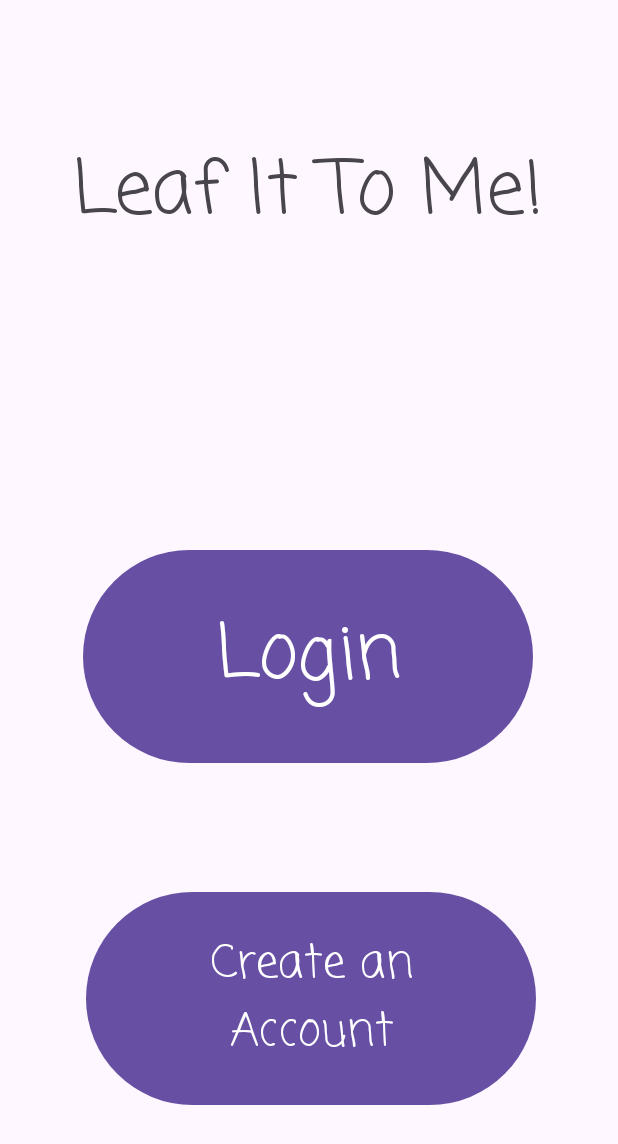
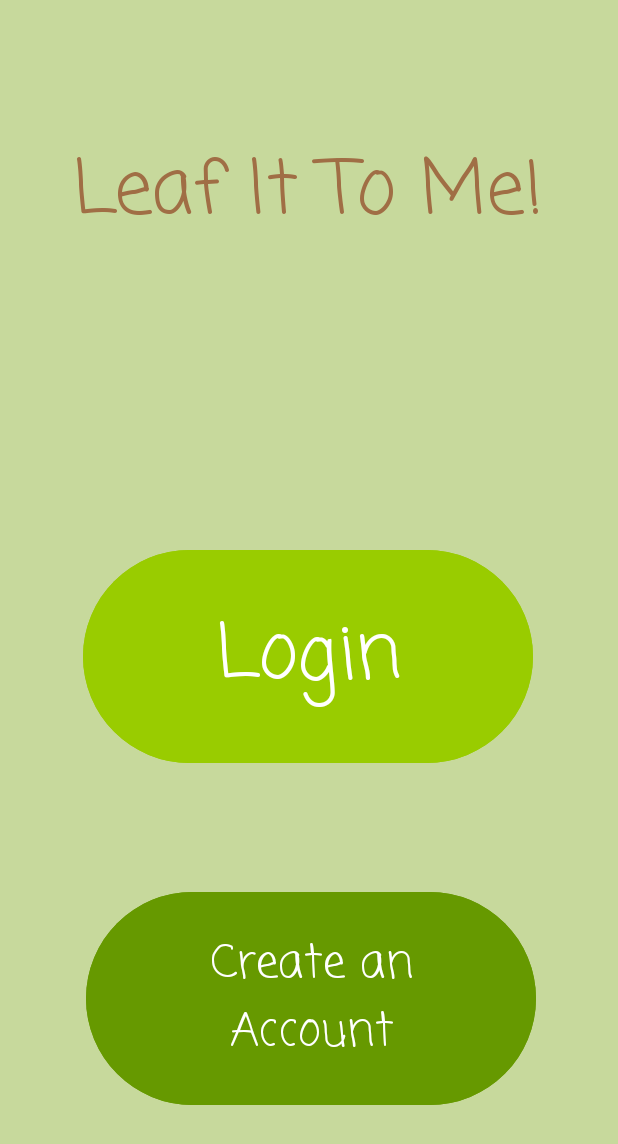
Before and after one commit to Liliana-Saavedra/CST-338-Project-2-Group-9, an Android app: the screen it shows after launch (MainActivity), on a phone screen of 412 x 824 dp. Shown: the top 1144 px of the screen. Run offline under Robolectric (Android 15) with nearby library versions, the phone set to English and light mode, and no system bars.

Commit message:
Updated Front End Design of Application.

```diff
--- a/app/src/main/res/layout/activity_main.xml
+++ b/app/src/main/res/layout/activity_main.xml
@@ -5,15 +5,18 @@
     android:id="@+id/main"
     android:layout_width="match_parent"
     android:layout_height="match_parent"
+    android:background="#C7D99C"
     tools:context=".MainActivity">
 
     <TextView
         android:id="@+id/appName"
         android:layout_width="wrap_content"
         android:layout_height="wrap_content"
+        android:fontFamily="casual"
         android:text="@string/leaf_it_to_me"
+        android:textAlignment="center"
+        android:textColor="#A06E45"
         android:textSize="50sp"
-        android:fontFamily="casual"
         app:layout_constraintBottom_toBottomOf="parent"
         app:layout_constraintEnd_toEndOf="parent"
         app:layout_constraintHorizontal_bias="0.495"
@@ -26,6 +29,7 @@
         android:layout_width="300dp"
         android:layout_height="150dp"
         android:layout_marginTop="196dp"
+        android:backgroundTint="@android:color/holo_green_light"
         android:fontFamily="casual"
         android:text="@string/login"
         android:textSize="50sp"
@@ -38,9 +42,10 @@
         android:id="@+id/createAccButton"
         android:layout_width="300dp"
         android:layout_height="150dp"
+        android:backgroundTint="@android:color/holo_green_dark"
+        android:fontFamily="casual"
         android:text="@string/create_an_account"
         android:textSize="30sp"
-        android:fontFamily="casual"
         app:layout_constraintBottom_toBottomOf="parent"
         app:layout_constraintEnd_toEndOf="parent"
         app:layout_constraintHorizontal_bias="0.513"
```
